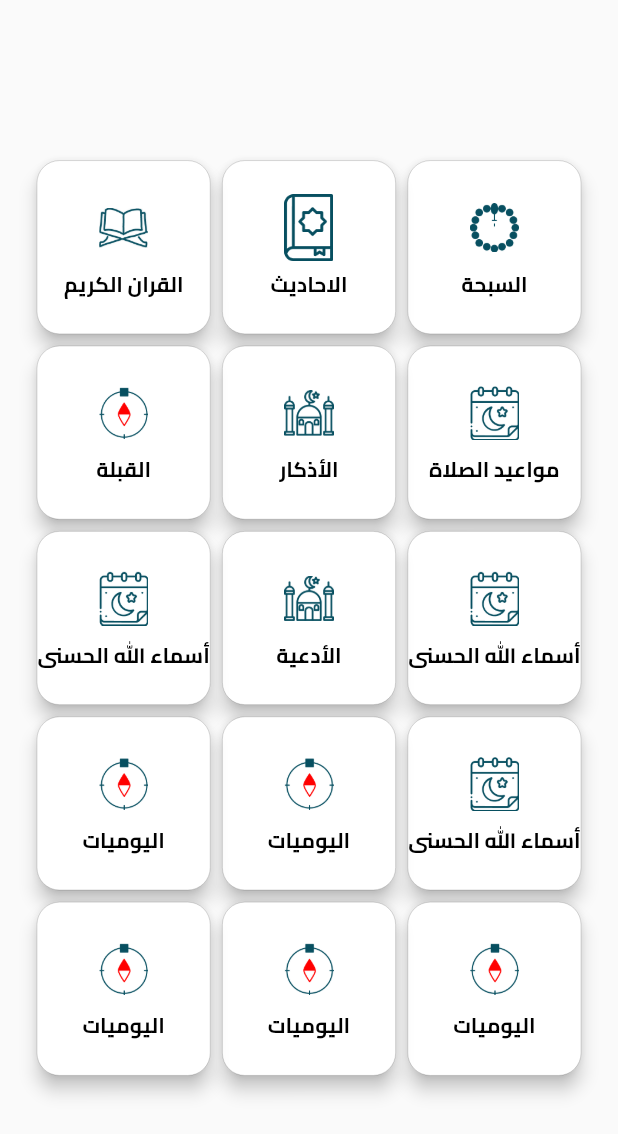
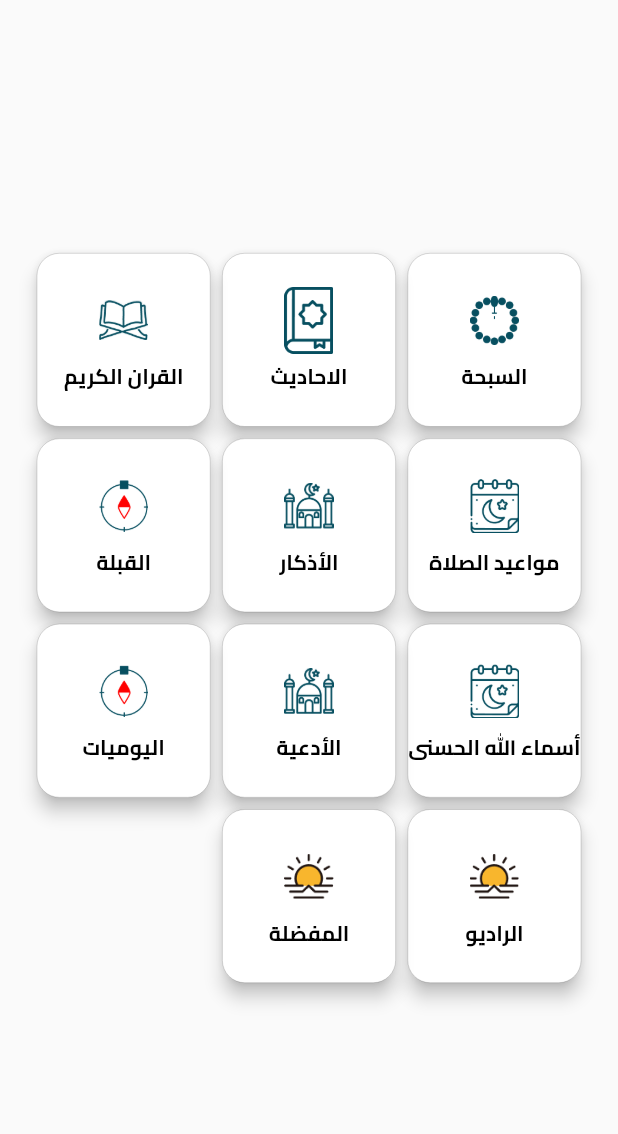
Before and after one commit to ZiadElsaadany/quran_project, a Flutter app: the MoreViewBody widget shown alone on an empty page, opened directly, on a phone screen of 412 x 824 dp. Shown: the top 1134 px of the screen. Run offline on Flutter 3.47's test engine with Material 2 defaults, Android fonts, the phone set to English and light mode, and no system bars; our stand-ins replace awesome_dialog, fluttertoast, hive, hive_flutter, percent_indicator, simple_animations and 1 more; accounts and stored records are empty; generated files the repository leaves out were written again; network calls fail.

Commit message:
add favourites view

```diff
--- a/lib/main.dart
+++ b/lib/main.dart
@@ -10,6 +10,7 @@ import 'package:quran_project/controller/providers/sebha_provider.dart';
 import 'package:quran_project/view/ahadeth/ahadeth_view.dart';
 import 'package:quran_project/view/azkar/azkar_view.dart';
 import 'package:quran_project/view/doaa/doaa_view.dart';
+import 'package:quran_project/view/favourites/favourtie_view.dart';
 import 'package:quran_project/view/home/home_view.dart';
 import 'package:quran_project/view/names_of_allah/names_of_allah_view.dart';
 import 'package:quran_project/view/quran/names/names_quran_view.dart';
@@ -73,7 +74,8 @@ class QuranApp extends StatelessWidget {
         NamesOfAllahView.id:(ctx)=> const NamesOfAllahView(),
         DoaaView.id:(ctx)=>const DoaaView(),
         AhadethView.id:(ctx)=>const AhadethView(),
-        SalahTimingScreen.id:(ctx)=> const SalahTimingScreen()
+        SalahTimingScreen.id:(ctx)=> const SalahTimingScreen(),
+        FavouriteView.id:(ctx)=> const FavouriteView(),
       },
     );
   }
--- /dev/null
+++ b/lib/view/favourites/favourtie_view.dart
@@ -0,0 +1,29 @@
+import 'package:flutter/material.dart';
+import 'package:quran_project/constant/size_constant.dart';
+import 'package:quran_project/view/widgets/custom_App_bar.dart';
+
+import '../sebha/sebha_name_container.dart';
+
+class FavouriteView extends StatelessWidget {
+  const FavouriteView({Key? key}) : super(key: key);
+  static const String id ='favourite';
+
+  final List<String> txt= const [
+    'الايات المفضلة' ,
+    'الأدعية المفضلة',
+    'الأحاديث المفضلة'
+  ];
+  @override
+  Widget build(BuildContext context) {
+    return Scaffold(
+      appBar: customAppBar(context, 'المفضلة'),
+      body:ListView.builder(
+        padding: EdgeInsets.symmetric(vertical: returnHeightMediaQuery(ctx: context, size: 0.2),
+        horizontal: returnWidthMediaQuery(ctx: context, size: 0.05)
+        ),
+       itemBuilder: (ctx,index)=> SebhaNameContainer(txt:txt[index],),
+        itemCount: 3,
+      )
+    );
+  }
+}
--- a/lib/view/home/custom_home_card_widget.dart
+++ b/lib/view/home/custom_home_card_widget.dart
@@ -2,12 +2,12 @@ import 'package:flutter/material.dart';
 import 'package:quran_project/constant/size_constant.dart';
 import 'package:quran_project/view/ahadeth/ahadeth_view.dart';
 import 'package:quran_project/view/doaa/doaa_view.dart';
+import 'package:quran_project/view/favourites/favourtie_view.dart';
 import 'package:quran_project/view/names_of_allah/names_of_allah_view.dart';
 import 'package:quran_project/view/quran/names/names_quran_view.dart';
 import 'package:quran_project/view/salah_timing/salah_timing_view.dart';
 
 import 'package:quran_project/view/sebha/sebha_view.dart';
-import 'package:quran_project/view/zakah/zakah_view.dart';
 
 import '../../constant/images_constant.dart';
 import '../azkar/azkar_view.dart';
@@ -20,13 +20,15 @@ class CustomHomeCardWidget extends StatelessWidget {
     'أسماء الله الحسنى' ,
     'الأدعية' ,
     'اليوميات',
-    'الراديو'
+    'الراديو', 'المفضلة'
   ] ;
   final List<String> images = const [
 
 ImageConstant.sebhaIcon , ImageConstant.ahadethIcon, ImageConstant.quranIcon ,
     ImageConstant.salahTimingIcon, ImageConstant.azanIcon , ImageConstant.qiblaIcon,
     ImageConstant.salahTimingIcon, ImageConstant.azanIcon , ImageConstant.qiblaIcon,
+    ImageConstant.sabahIcon,
+    ImageConstant.sabahIcon,
   ];
 final int index;
   final TextStyle style = const TextStyle(
@@ -46,6 +48,7 @@ final int index;
                         index==3? SalahTimingScreen.id:
             index==4?
             AzkarView.id :
+                index==10?FavouriteView.id:
 
              index==6?
              NamesOfAllahView.id:DoaaView.id);
--- a/lib/view/more/more_view_body.dart
+++ b/lib/view/more/more_view_body.dart
@@ -22,13 +22,10 @@ CustomHomeCardWidget(index: 4),
 CustomHomeCardWidget(index: 5),
 CustomHomeCardWidget(index: 6),
 CustomHomeCardWidget(index: 7),
-CustomHomeCardWidget(index: 6),
-CustomHomeCardWidget(index: 6),
 CustomHomeCardWidget(index: 8),
-CustomHomeCardWidget(index: 8),
-CustomHomeCardWidget(index: 8),
-CustomHomeCardWidget(index: 8),
-CustomHomeCardWidget(index: 8),
+CustomHomeCardWidget(index:9),
+CustomHomeCardWidget(index: 10),
+
             ],
           ),
         ),
```
Also changed, not shown: lib/view/favourites/doaa_favourite.dart (added, +12 -0 lines), lib/view/names_of_allah/names_of_Allah_view_body.dart (+11 -10 lines).
